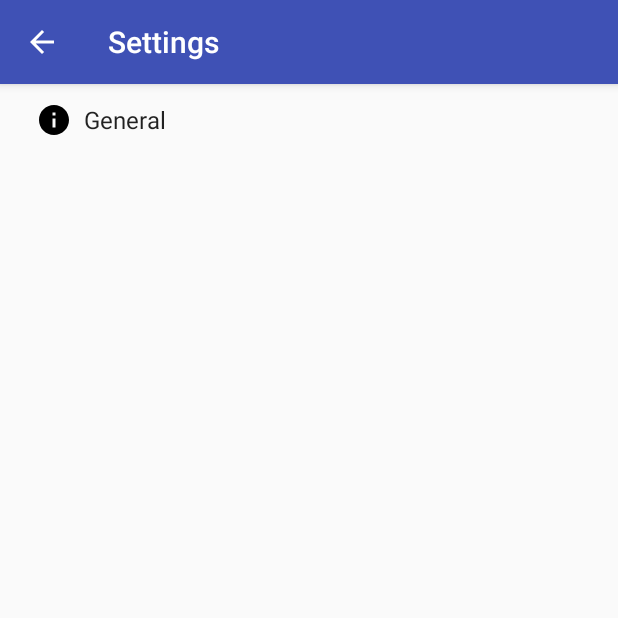
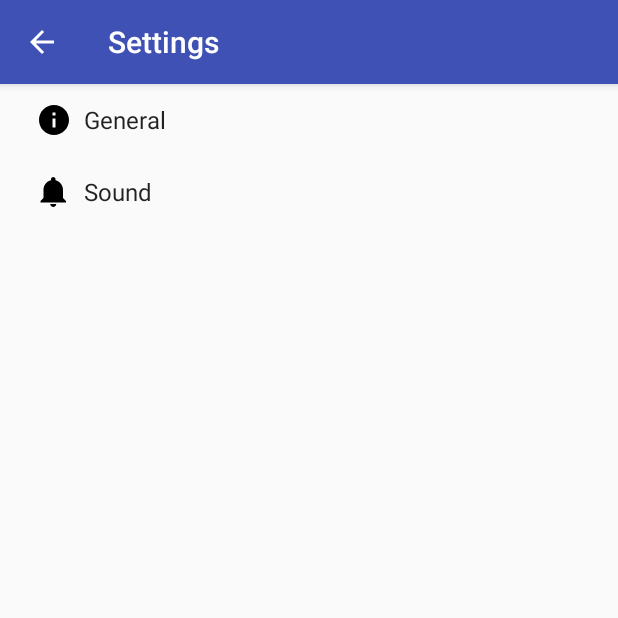
Before and after one commit to bosorawis/MotionMusicOSU, an Android app: the SettingsActivity screen opened directly, with no data from a screen before it, on a phone screen of 412 x 824 dp, the top half of it. Run offline under Robolectric (Android 15) with nearby library versions, the phone set to English and light mode, and no system bars.

Commit message:
Added sound to preference page

```diff
--- a/app/src/main/res/layout/content_main.xml
+++ b/app/src/main/res/layout/content_main.xml
@@ -182,7 +182,8 @@
             android:id="@+id/test_button"
             android:layout_gravity="center_horizontal"
             android:layout_alignParentBottom="true"
-            android:layout_centerHorizontal="true" />
+            android:layout_centerHorizontal="true"
+            android:onClick="testButtonClicked"/>
 
     </LinearLayout>
 
--- a/app/src/main/res/values/strings.xml
+++ b/app/src/main/res/values/strings.xml
@@ -82,4 +82,24 @@
 
     <!--String related to playmode-->
     <string name="pref_config">Configurations</string>
+
+    <!--String for Audio Settings-->
+    <string name="pref_header_sound">Sound</string>
+    <string name="pref_volume_switch_left_instrument">Left Instrument</string>
+    <string name="pref_volume_seek_left_instrument">Left Instrument Volume</string>
+    <!--Left effect string names for preference page-->
+    <!--Effect 1-->
+    <string name="pref_left_effect_1_title">Effect 1</string>
+    <string name="pref_left_effect_1_volume">Effect 1 Volume</string>
+    <string name="pref_left_effect_1_level">Effect 1 Level</string>
+    <!--Effect 2-->
+    <string name="pref_left_effect_2_title">Effect 2</string>
+    <string name="pref_left_effect_2_volume">Effect 2 Volume</string>
+    <string name="pref_left_effect_2_level">Effect 2 Level</string>
+    <!--Effect 3-->
+    <string name="pref_left_effect_3_title">Effect 3</string>
+    <string name="pref_left_effect_3_volume">Effect 3 Volume</string>
+    <string name="pref_left_effect_3_level">Effect 3 Level</string>
+    <!--***************************************************************************-->
+
 </resources>
--- a/app/src/main/res/xml/pref_headers.xml
+++ b/app/src/main/res/xml/pref_headers.xml
@@ -3,18 +3,14 @@
     <!-- These settings headers are only used on tablets. -->
     <header android:fragment="complexability.motionmusic.SettingsActivity$GeneralPreferenceFragment"
         android:title="@string/pref_header_general" android:icon="@drawable/ic_info_black_24dp" />
-    <!--
-    <header android:fragment="complexability.motionmusic.SettingsActivity$GeneralPreferenceFragment"
-        android:title="@string/pref_header_general" android:icon="@drawable/ic_info_black_24dp" />
-    -->
-    <!--
-    <header
-        android:fragment="complexability.motionmusic.SettingsActivity$NotificationPreferenceFragment"
-        android:title="@string/pref_header_notifications"
-        android:icon="@drawable/ic_notifications_black_24dp" />
 
     <header
-        android:fragment="complexability.motionmusic.SettingsActivity$DataSyncPreferenceFragment"
-        android:title="@string/pref_header_data_sync" android:icon="@drawable/ic_sync_black_24dp" />
-    -->
+        android:fragment="complexability.motionmusic.SettingsActivity$SoundPreferenceFragment"
+        android:title="@string/pref_header_sound"
+        android:icon="@drawable/ic_notifications_black_24dp" />
+    <!--
+        <header
+            android:fragment="complexability.motionmusic.SettingsActivity$DataSyncPreferenceFragment"
+            android:title="@string/pref_header_data_sync" android:icon="@drawable/ic_sync_black_24dp" />
+        -->
 </preference-headers>
--- a/app/src/main/res/xml/pref_notification.xml
+++ b/app/src/main/res/xml/pref_notification.xml
@@ -24,4 +24,5 @@
         android:title="@string/pref_title_vibrate"
         android:defaultValue="true" />
 
+
 </PreferenceScreen>
--- /dev/null
+++ b/app/src/main/res/xml/pref_sound.xml
@@ -0,0 +1,65 @@
+<?xml version="1.0" encoding="utf-8"?>
+<PreferenceScreen xmlns:android="http://schemas.android.com/apk/res/android">
+    <!-- A 'parent' preference, which enables/disables child preferences (below)
+         when checked/unchecked. -->
+
+    <!-- NOTE: This preference will be enabled only when the checkbox above is checked. -->
+
+
+        <SwitchPreference
+            android:key="leftInstrumentSwitch"
+            android:title="@string/pref_volume_switch_left_instrument"
+            android:defaultValue="true" />
+
+        <SeekBarPreference
+        android:defaultValue="22"
+        android:title="@string/pref_volume_seek_left_instrument"
+        android:key="seekBar">
+        </SeekBarPreference>
+        <PreferenceCategory
+            android:title="Effect 1">
+            <SeekBarPreference
+                android:defaultValue="22"
+                android:title="@string/pref_left_effect_1_title">
+                android:key="seekBar">
+            </SeekBarPreference>
+
+            <SeekBarPreference
+                android:defaultValue="22"
+                android:title="@string/pref_left_effect_1_level"
+                android:key="seekBar">
+            </SeekBarPreference>
+        </PreferenceCategory>
+
+        <PreferenceCategory
+            android:title="@string/pref_left_effect_2_title">
+            <SeekBarPreference
+                android:defaultValue="22"
+                android:title="@string/pref_left_effect_2_volume"
+                android:key="seekBar">
+            </SeekBarPreference>
+
+            <SeekBarPreference
+                android:defaultValue="22"
+                android:title="@string/pref_left_effect_2_level"
+                android:key="seekBar">
+            </SeekBarPreference>
+        </PreferenceCategory>
+
+        <PreferenceCategory
+            android:title="@string/pref_left_effect_3_title">
+            <SeekBarPreference
+                android:defaultValue="22"
+                android:title="@string/pref_left_effect_3_volume"
+                android:key="seekBar">
+            </SeekBarPreference>
+
+            <SeekBarPreference
+                android:defaultValue="22"
+                android:title="@string/pref_left_effect_3_level"
+                android:key="seekBar">
+            </SeekBarPreference>
+        </PreferenceCategory>
+
+
+</PreferenceScreen>
```
Also changed, not shown: app/src/main/java/complexability/motionmusic/Hands.java (+14 -1 lines), app/src/main/java/complexability/motionmusic/MainActivity.java (+11 -0 lines), app/src/main/java/complexability/motionmusic/SettingsActivity.java (+74 -7 lines), 1 other file.
